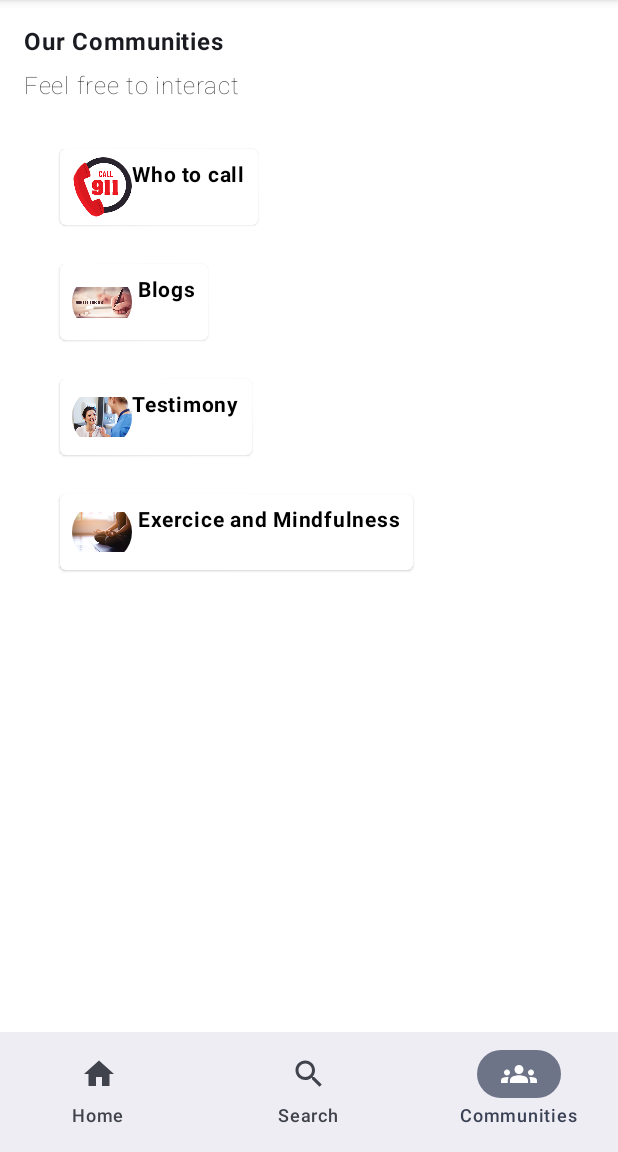
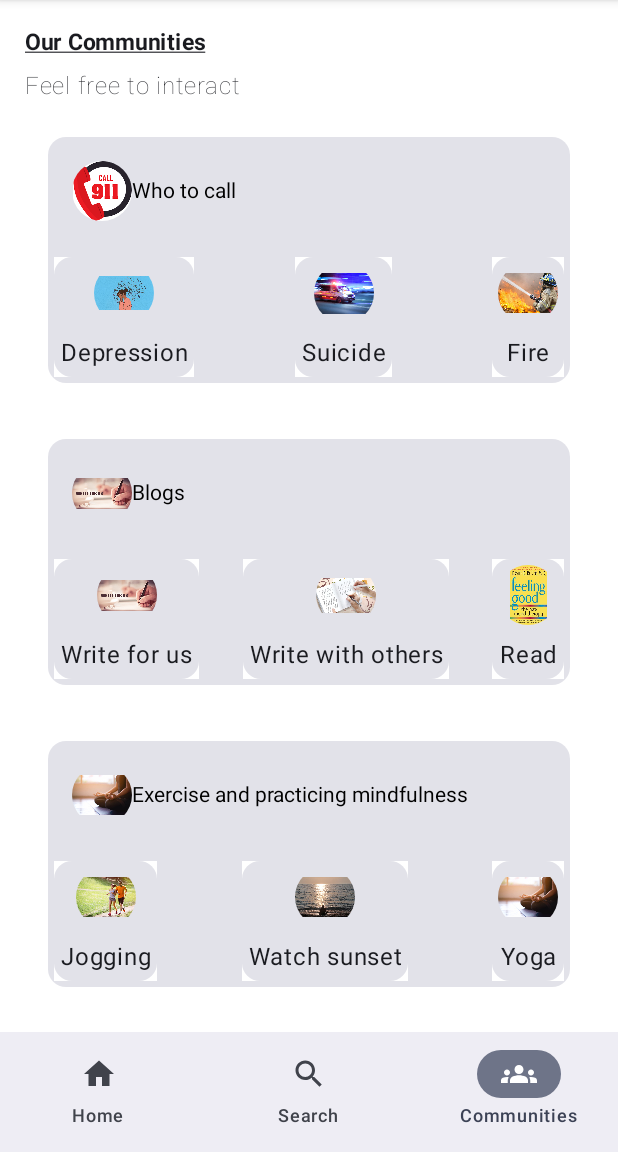
Before and after one commit to NancyN00/SaveTogether, an Android app built with Jetpack Compose: the AppBottomNavigation screen opened through its navigation route, on a phone screen of 412 x 824 dp, the part 84-1236 px from its top. Run offline under Robolectric (Android 15) with nearby library versions, the phone set to English and light mode, and no system bars.

Commit message:
fix community screen cards

```diff
--- /dev/null
+++ b/app/src/main/java/com/example/savetogether/components/communitiescomponent/CommunitiesMain.kt
@@ -0,0 +1,117 @@
+package com.example.savetogether.components.communitiescomponent
+
+import android.widget.Toast
+import androidx.compose.foundation.layout.Arrangement
+import androidx.compose.foundation.layout.Column
+import androidx.compose.foundation.layout.Row
+import androidx.compose.foundation.layout.Spacer
+import androidx.compose.foundation.layout.fillMaxWidth
+import androidx.compose.foundation.layout.height
+import androidx.compose.foundation.layout.width
+import androidx.compose.foundation.rememberScrollState
+import androidx.compose.foundation.verticalScroll
+import androidx.compose.runtime.Composable
+import androidx.compose.ui.Modifier
+import androidx.compose.ui.platform.LocalContext
+import androidx.compose.ui.unit.dp
+import com.example.savetogether.R
+
+@Composable
+fun CommunitiesMain() {
+    Column(modifier = Modifier.verticalScroll(rememberScrollState())) {
+
+        val context = LocalContext.current
+
+        CommunityMainFeatureCard(
+            imageRes = R.drawable.nineoneone,
+            title = "Who to call",
+
+            ) {
+
+            Spacer(modifier = Modifier.height(4.dp))
+
+            Row(
+                modifier = Modifier
+                    .fillMaxWidth(),
+                horizontalArrangement = Arrangement.SpaceBetween
+            ) {
+                CommunityMiniFeatureCards(imageRes = R.drawable.depression, text = "Depression", onClick = {
+                    Toast.makeText(context, "Clicked", Toast.LENGTH_SHORT).show()
+                })
+                Spacer(modifier = Modifier.width(8.dp))
+                CommunityMiniFeatureCards(imageRes = R.drawable.emergency, text = "Suicide", onClick = {})
+                Spacer(modifier = Modifier.width(8.dp))
+                CommunityMiniFeatureCards(imageRes = R.drawable.fire, text = "Fire", onClick = {})
+            }
+        }
+
+        Spacer(modifier = Modifier.height(5.dp))
+
+        CommunityMainFeatureCard(
+            imageRes = R.drawable.write_us,
+            title = "Blogs",
+
+            ) {
+
+            Spacer(modifier = Modifier.height(4.dp))
+
+            Row(
+                modifier = Modifier
+                    .fillMaxWidth(),
+                horizontalArrangement = Arrangement.SpaceBetween
+            ) {
+                CommunityMiniFeatureCards(imageRes = R.drawable.write_us, text = "Write for us", onClick = {})
+                Spacer(modifier = Modifier.width(8.dp))
+                CommunityMiniFeatureCards(imageRes = R.drawable.write, text = "Write with others", onClick = {})
+                Spacer(modifier = Modifier.width(8.dp))
+                CommunityMiniFeatureCards(imageRes = R.drawable.read, text = "Read", onClick = {})
+            }
+        }
+
+        Spacer(modifier = Modifier.height(5.dp))
+
+        CommunityMainFeatureCard(
+            imageRes = R.drawable.yoga,
+            title = "Exercise and practicing mindfulness",
+
+            ) {
+
+            Spacer(modifier = Modifier.height(4.dp))
+
+            Row(
+                modifier = Modifier
+                    .fillMaxWidth(),
+                horizontalArrangement = Arrangement.SpaceBetween
+            ) {
+                CommunityMiniFeatureCards(imageRes = R.drawable.jog, text = "Jogging", onClick = {})
+                Spacer(modifier = Modifier.width(8.dp))
+                CommunityMiniFeatureCards(imageRes = R.drawable.sunset, text = "Watch sunset", onClick = {})
+                Spacer(modifier = Modifier.width(8.dp))
+                CommunityMiniFeatureCards(imageRes = R.drawable.yoga, text = "Yoga", onClick = {})
+            }
+        }
+
+        Spacer(modifier = Modifier.height(5.dp))
+
+        CommunityMainFeatureCard(
+            imageRes = R.drawable.testimony,
+            title = "Testimony",
+
+            ) {
+
+            Spacer(modifier = Modifier.height(4.dp))
+
+            Row(
+                modifier = Modifier
+                    .fillMaxWidth(),
+                horizontalArrangement = Arrangement.SpaceBetween
+            ) {
+                CommunityMiniFeatureCards(imageRes = R.drawable.happypatient, text = "Patient", onClick = {})
+                Spacer(modifier = Modifier.width(8.dp))
+                CommunityMiniFeatureCards(imageRes = R.drawable.happydoctor, text = "Doctor", onClick = {})
+                Spacer(modifier = Modifier.width(8.dp))
+                CommunityMiniFeatureCards(imageRes = R.drawable.anon, text = "Anonymous", onClick = {})
+            }
+        }
+    }
+}
--- a/app/src/main/java/com/example/savetogether/components/communitiescomponent/CommunitiesMainLazyRow.kt
+++ /dev/null
@@ -1,67 +0,0 @@
-package com.example.savetogether.components.communitiescomponent
-
-
-import androidx.compose.foundation.layout.Spacer
-import androidx.compose.foundation.layout.fillMaxWidth
-import androidx.compose.foundation.layout.height
-import androidx.compose.foundation.layout.padding
-import androidx.compose.foundation.lazy.LazyColumn
-import androidx.compose.foundation.lazy.LazyRow
-import androidx.compose.runtime.Composable
-import androidx.compose.ui.Modifier
-import androidx.compose.ui.res.painterResource
-import androidx.compose.ui.tooling.preview.Preview
-import androidx.compose.ui.unit.dp
-import com.example.savetogether.R
-
-@Composable
-fun CommunitiesMainLazyRow() {
-
-    LazyRow(
-        modifier = Modifier.fillMaxWidth().padding(16.dp)
-    ) {
-        item {
-            LazyColumn(modifier = Modifier.fillMaxWidth()) {
-                item {
-                    CommunitiesMainSectionCard(
-                        sectionImg = painterResource(id = R.drawable.nineoneone),
-                        sectionTitle = "Who to call"
-                    )
-                    Spacer(modifier = Modifier.height(10.dp))
-                }
-
-                item {
-                    CommunitiesMainSectionCard(
-                        sectionImg = painterResource(id = R.drawable.write_us),
-                        sectionTitle = " Blogs"
-                    )
-                    Spacer(modifier = Modifier.height(10.dp))
-                }
-
-                item {
-                    CommunitiesMainSectionCard(
-                        sectionImg = painterResource(id = R.drawable.happypatient),
-                        sectionTitle = "Testimony"
-                    )
-                    Spacer(modifier = Modifier.height(10.dp))
-                }
-
-                item {
-                    CommunitiesMainSectionCard(
-                        sectionImg = painterResource(id = R.drawable.yoga),
-                        sectionTitle = " Exercice and Mindfulness"
-                    )
-                    Spacer(modifier = Modifier.height(10.dp))
-                }
-            }
-
-        }
-
-    }
-}
-
-@Preview
-@Composable
-fun CommunitiesMainLazyRowPreview() {
-    CommunitiesMainLazyRow()
-}
--- a/app/src/main/java/com/example/savetogether/components/communitiescomponent/CommunitiesSectionCard.kt
+++ /dev/null
@@ -1,71 +0,0 @@
-package com.example.savetogether.components.communitiescomponent
-
-import androidx.compose.foundation.Image
-import androidx.compose.foundation.clickable
-import androidx.compose.foundation.layout.Row
-import androidx.compose.foundation.layout.fillMaxHeight
-import androidx.compose.foundation.layout.fillMaxWidth
-import androidx.compose.foundation.layout.padding
-import androidx.compose.foundation.layout.size
-import androidx.compose.foundation.layout.width
-import androidx.compose.foundation.shape.CircleShape
-import androidx.compose.foundation.shape.RoundedCornerShape
-import androidx.compose.material.Card
-import androidx.compose.material.ExperimentalMaterialApi
-import androidx.compose.material3.CardDefaults
-import androidx.compose.material3.ExperimentalMaterial3Api
-import androidx.compose.material3.MaterialTheme
-import androidx.compose.material3.Text
-import androidx.compose.runtime.Composable
-import androidx.compose.ui.Modifier
-import androidx.compose.ui.draw.clip
-import androidx.compose.ui.graphics.Color
-import androidx.compose.ui.graphics.painter.Painter
-import androidx.compose.ui.text.font.FontWeight
-import androidx.compose.ui.unit.dp
-import androidx.compose.ui.unit.sp
-
-@OptIn(ExperimentalMaterial3Api::class, ExperimentalMaterialApi::class)
-@Composable
-fun CommunitiesMainSectionCard(
-    sectionImg: Painter,
-    sectionTitle: String
-) {
-  Card(onClick = { },
-      backgroundColor = MaterialTheme.colorScheme.onError,
-      modifier = Modifier
-          .fillMaxWidth()
-          .padding(8.dp)
-
-    ) {
-
-//    Card(
-//      Modifier.width(300.dp),
-//        shape = RoundedCornerShape(10.dp),
-//        backgroundColor = MaterialTheme.colorScheme.onPrimaryContainer,
-//        elevation = 0.dp
-//
-//    ) {
-        Row (modifier = Modifier
-            .fillMaxWidth()
-            .fillMaxHeight()
-            .clickable { }
-            .padding(vertical = 5.dp, horizontal = 8.dp)){
-
-            Image(
-                painter = sectionImg, contentDescription = "",
-            modifier = Modifier
-                .clip(CircleShape)
-                .size(40.dp)
-            )
-
-                Text(
-                    text = sectionTitle,
-                    fontSize = 14.sp,
-                    color = Color.Black,
-                    fontWeight = FontWeight.Bold
-                )
-
-            }
-        }
-    }
--- /dev/null
+++ b/app/src/main/java/com/example/savetogether/components/communitiescomponent/CommunityMainFeatureCard.kt
@@ -0,0 +1,56 @@
+package com.example.savetogether.components.communitiescomponent
+
+import androidx.compose.foundation.Image
+import androidx.compose.foundation.background
+import androidx.compose.foundation.layout.Column
+import androidx.compose.foundation.layout.Row
+import androidx.compose.foundation.layout.Spacer
+import androidx.compose.foundation.layout.height
+import androidx.compose.foundation.layout.padding
+import androidx.compose.foundation.layout.size
+import androidx.compose.foundation.shape.CircleShape
+import androidx.compose.material.Text
+import androidx.compose.material3.Card
+import androidx.compose.material3.MaterialTheme
+import androidx.compose.runtime.Composable
+import androidx.compose.ui.Alignment
+import androidx.compose.ui.Modifier
+import androidx.compose.ui.draw.clip
+import androidx.compose.ui.res.painterResource
+import androidx.compose.ui.unit.dp
+
+
+@Composable
+fun CommunityMainFeatureCard(
+    imageRes: Int,
+    title: String,
+    content: @Composable () -> Unit
+) {
+    Card(
+        modifier = Modifier
+            .padding(16.dp)
+            .background(MaterialTheme.colorScheme.onPrimary)
+
+    ) {
+        Column {
+
+            Row(
+                modifier = Modifier.padding(16.dp),
+                verticalAlignment = Alignment.CenterVertically
+            ) {
+
+                Image(
+                    painter = painterResource(id = imageRes), contentDescription = null,
+                    modifier = Modifier
+                        .clip(CircleShape)
+                        .size(40.dp)
+                )
+
+                Text(text = title)
+                Spacer(modifier = Modifier.height(3.dp))
+            }
+
+            content()
+        }
+    }
+}
--- /dev/null
+++ b/app/src/main/java/com/example/savetogether/components/communitiescomponent/CommunityMiniFeaturesCards.kt
@@ -0,0 +1,58 @@
+package com.example.savetogether.components.communitiescomponent
+
+import androidx.compose.foundation.Image
+import androidx.compose.foundation.background
+import androidx.compose.foundation.layout.Column
+import androidx.compose.foundation.layout.Spacer
+import androidx.compose.foundation.layout.height
+import androidx.compose.foundation.layout.padding
+import androidx.compose.foundation.layout.size
+import androidx.compose.foundation.shape.CircleShape
+import androidx.compose.foundation.shape.RoundedCornerShape
+import androidx.compose.material3.Card
+import androidx.compose.material3.Text
+import androidx.compose.runtime.Composable
+import androidx.compose.ui.Alignment
+import androidx.compose.ui.Modifier
+import androidx.compose.ui.draw.clip
+import androidx.compose.ui.graphics.Color
+import androidx.compose.ui.res.painterResource
+import androidx.compose.ui.text.style.TextAlign
+import androidx.compose.ui.unit.dp
+
+
+@Composable
+fun  CommunityMiniFeatureCards(imageRes: Int,
+                               text: String,
+                               onClick : () -> Unit){
+    Card(
+        modifier = Modifier
+            .padding(4.dp)
+            .background(color = Color.White),
+     //   onClick = () -> Unit
+
+
+       // shape = RoundedCornerShape(8.dp),
+
+        ) {
+        Column(
+            modifier = Modifier.padding(4.dp),
+            horizontalAlignment = Alignment.CenterHorizontally
+        ) {
+            Image(
+                painter = painterResource(id = imageRes),
+                contentDescription = null,
+                modifier = Modifier
+                    .clip(CircleShape)
+                    .size(40.dp)
+                //   modifier = Modifier.size(64.dp),
+                //   contentScale = ContentScale.Crop
+            )
+            Spacer(modifier = Modifier.height(8.dp))
+            Text(
+                text = text,
+                textAlign = TextAlign.Center
+            )
+        }
+    }
+}
--- a/app/src/main/java/com/example/savetogether/mainscreens/CommunitiesScreen.kt
+++ b/app/src/main/java/com/example/savetogether/mainscreens/CommunitiesScreen.kt
@@ -9,9 +9,12 @@ import androidx.compose.material3.Text
 import androidx.compose.runtime.Composable
 import androidx.compose.ui.Modifier
 import androidx.compose.ui.text.font.FontWeight
+import androidx.compose.ui.text.style.TextAlign
+import androidx.compose.ui.text.style.TextDecoration
 import androidx.compose.ui.tooling.preview.Preview
 import androidx.compose.ui.unit.dp
-import com.example.savetogether.components.communitiescomponent.CommunitiesMainLazyRow
+import androidx.compose.ui.unit.sp
+import com.example.savetogether.components.communitiescomponent.CommunitiesMain
 
 @Composable
 fun CommunitiesScreen() {
@@ -24,7 +27,10 @@ fun CommunitiesScreen() {
     {
         Text(
             text = "Our Communities",
-            fontWeight = FontWeight.Bold
+            fontWeight = FontWeight.Bold,
+            textAlign = TextAlign.Center,
+            textDecoration = TextDecoration.Underline,
+            fontSize = 15.sp
 
         )
 
@@ -32,12 +38,13 @@ fun CommunitiesScreen() {
 
         Text(
             text = "Feel free to interact",
-            fontWeight = FontWeight.Thin
+            fontWeight = FontWeight.Thin,
+            textAlign = TextAlign.Center,
         )
 
         Spacer(modifier = Modifier.height(6.dp))
 
-        CommunitiesMainLazyRow()
+       CommunitiesMain()
     }
 }
 
```
Also changed, not shown: app/src/main/java/com/example/savetogether/components/communitiescomponent/CommunitiesMiniFeaturesCard.kt (deleted, +0 -55 lines), app/src/main/java/com/example/savetogether/components/communitiescomponent/CommunitiesMiniRowCards.kt (deleted, +0 -166 lines), app/src/main/java/com/example/savetogether/components/homecomponents/WhatCardContent.kt (+8 -58 lines), app/src/main/java/com/example/savetogether/components/sharedcardcomponent/CardItem.kt (added, +48 -0 lines).
